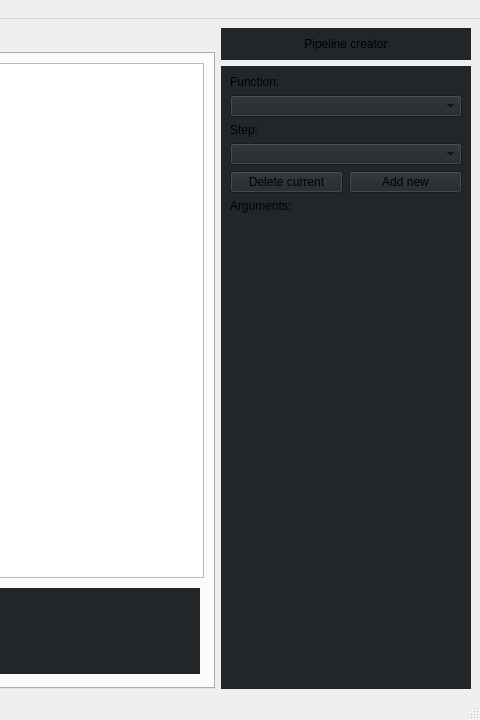
Before: the Qt Designer form qtobjectdetector.ui in feugen/QtObjectDetector, drawn with Qt 5; both pictures show x 800 to 1280 and y 0 to 720 of the 1280 by 720 pixel window.
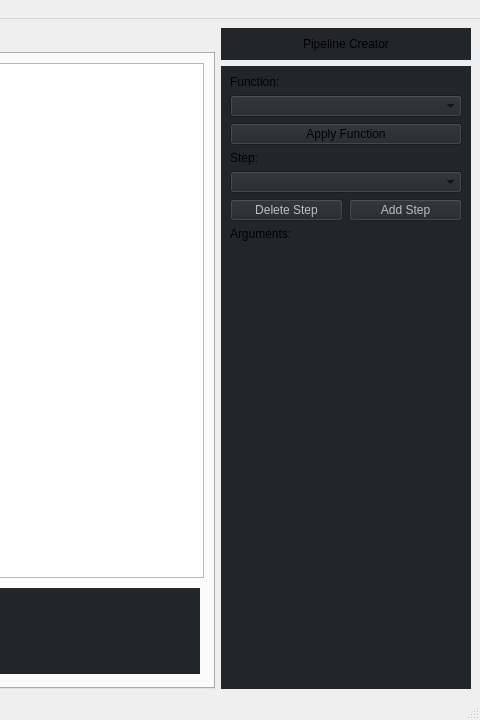
After: the same form once the commit is applied.

```diff
--- a/qtobjectdetector.ui
+++ b/qtobjectdetector.ui
@@ -33,14 +33,10 @@
        <string notr="true">background-color: rgb(35, 38, 41);</string>
       </property>
       <layout class="QGridLayout" name="gridLayout_7">
-       <item row="5" column="1">
-        <widget class="QPushButton" name="pushButton">
-         <property name="text">
-          <string>Add new</string>
-         </property>
-        </widget>
+       <item row="8" column="0" colspan="2">
+        <widget class="QWidget" name="widget_Arguments" native="true"/>
        </item>
-       <item row="6" column="0" colspan="2">
+       <item row="7" column="0" colspan="2">
         <widget class="QLabel" name="label_11">
          <property name="sizePolicy">
           <sizepolicy hsizetype="Preferred" vsizetype="Fixed">
@@ -53,9 +49,6 @@
          </property>
         </widget>
        </item>
-       <item row="4" column="0" colspan="2">
-        <widget class="QComboBox" name="comboBox_PipelineStepSelector"/>
-       </item>
        <item row="1" column="0" colspan="2">
         <widget class="QLabel" name="label_10">
          <property name="sizePolicy">
@@ -69,14 +62,30 @@
          </property>
         </widget>
        </item>
-       <item row="5" column="0">
+       <item row="6" column="1">
+        <widget class="QPushButton" name="pushButton">
+         <property name="enabled">
+          <bool>false</bool>
+         </property>
+         <property name="text">
+          <string>Add Step</string>
+         </property>
+        </widget>
+       </item>
+       <item row="5" column="0" colspan="2">
+        <widget class="QComboBox" name="comboBox_PipelineStepSelector"/>
+       </item>
+       <item row="6" column="0">
         <widget class="QPushButton" name="pushButton_2">
+         <property name="enabled">
+          <bool>false</bool>
+         </property>
          <property name="text">
-          <string>Delete current</string>
+          <string>Delete Step</string>
          </property>
         </widget>
        </item>
-       <item row="3" column="0" colspan="2">
+       <item row="4" column="0" colspan="2">
         <widget class="QLabel" name="label_12">
          <property name="sizePolicy">
           <sizepolicy hsizetype="Preferred" vsizetype="Fixed">
@@ -92,8 +101,12 @@
        <item row="2" column="0" colspan="2">
         <widget class="QComboBox" name="comboBox_FunctionSelector"/>
        </item>
-       <item row="7" column="0" colspan="2">
-        <widget class="QWidget" name="widget_Arguments" native="true"/>
+       <item row="3" column="0" colspan="2">
+        <widget class="QPushButton" name="pushButton_ApplyFunction">
+         <property name="text">
+          <string>Apply Function</string>
+         </property>
+        </widget>
        </item>
       </layout>
      </widget>
@@ -128,7 +141,7 @@
           <enum>Qt::LeftToRight</enum>
          </property>
          <property name="text">
-          <string>Pipeline creator</string>
+          <string>Pipeline Creator</string>
          </property>
          <property name="alignment">
           <set>Qt::AlignCenter</set>
```
